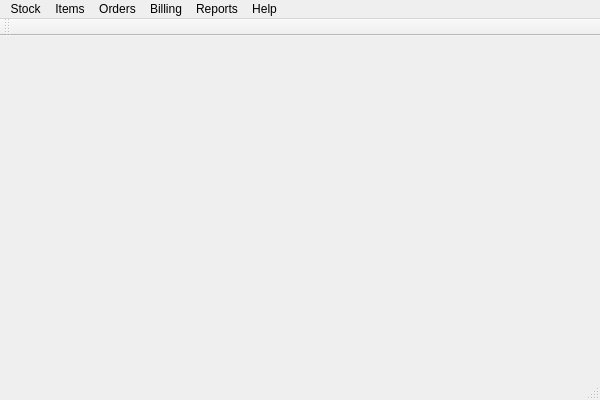
Qt form estorecpp/esmainwindow.ui (Watti/estorecpp) before a commit.
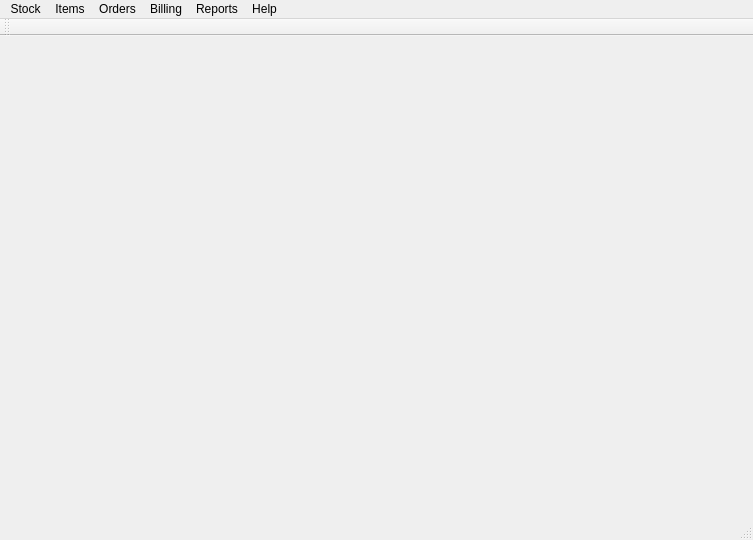
The same form after that commit.

Patch:
```diff
--- a/estorecpp/esmainwindow.ui
+++ b/estorecpp/esmainwindow.ui
@@ -6,8 +6,8 @@
    <rect>
     <x>0</x>
     <y>0</y>
-    <width>600</width>
-    <height>400</height>
+    <width>753</width>
+    <height>540</height>
    </rect>
   </property>
   <property name="sizePolicy">
@@ -28,7 +28,7 @@
     <rect>
      <x>0</x>
      <y>0</y>
-     <width>600</width>
+     <width>753</width>
      <height>21</height>
     </rect>
    </property>
```
